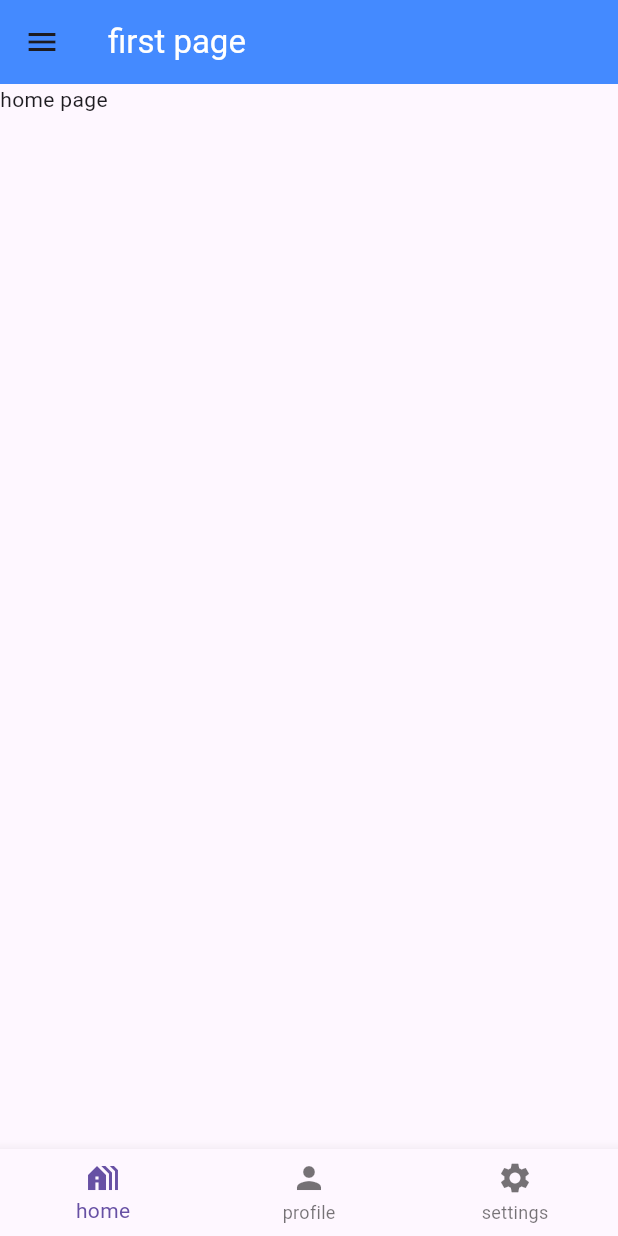
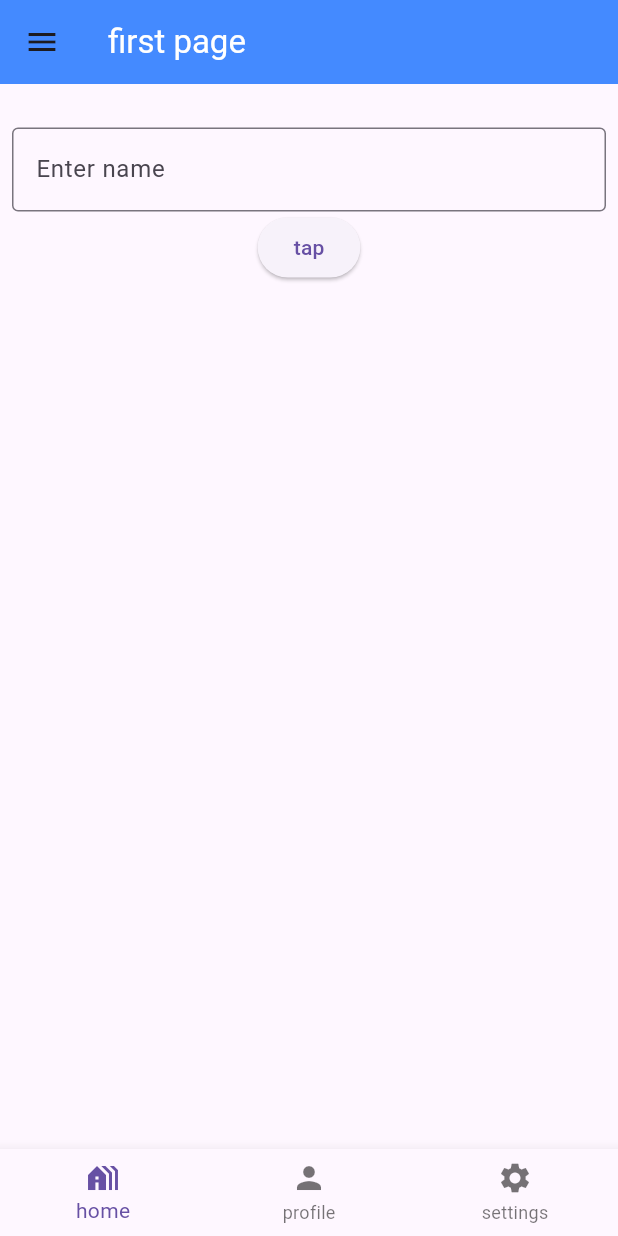
Before and after one commit to ArgonautAli/flutter-lets-go, a Flutter app: the screen it shows after launch, on a phone screen of 412 x 824 dp. Run offline on Flutter 3.47's test engine with Material 3 defaults, Android fonts, the phone set to English and light mode, and no system bars.

Commit message:
feat: learned textfield

```diff
--- a/lib/pages/home_page.dart
+++ b/lib/pages/home_page.dart
@@ -1,3 +1,4 @@
+import "package:ecom_app/pages/todo_page.dart";
 import "package:flutter/material.dart";
 
 class HomePage extends StatelessWidget {
@@ -6,7 +7,7 @@ class HomePage extends StatelessWidget {
   @override
   Widget build(BuildContext context) {
     return Scaffold(
-      body: Text("home page"),
+      body: ToDoPage(),
     );
   }
 }
--- /dev/null
+++ b/lib/pages/todo_page.dart
@@ -0,0 +1,43 @@
+import "package:flutter/material.dart";
+
+class ToDoPage extends StatefulWidget {
+  const ToDoPage({super.key});
+
+  @override
+  State<ToDoPage> createState() => _ToDoPageState();
+}
+
+class _ToDoPageState extends State<ToDoPage> {
+  TextEditingController myController = TextEditingController();
+  String greetingMessage = "";
+  void greetUser() {
+    setState(() {
+      greetingMessage = myController.text;
+    });
+    print(myController.text);
+  }
+
+  @override
+  Widget build(BuildContext context) {
+    return Scaffold(
+      body: Center(
+        child: Padding(
+          padding: const EdgeInsets.all(8.0),
+          child: Column(
+            children: [
+              Text(greetingMessage),
+              TextField(
+                controller: myController,
+                decoration: InputDecoration(
+                  border: OutlineInputBorder(),
+                  hintText: "Enter name",
+                ),
+              ),
+              ElevatedButton(onPressed: greetUser, child: Text("tap"))
+            ],
+          ),
+        ),
+      ),
+    );
+  }
+}
```
